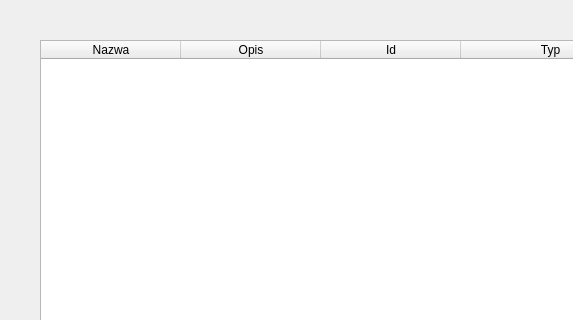
Above: mainwindow.ui from KFugler/ProjektPk4 before the change; both pictures show x 0 to 573 and y 0 to 320 of the 809 by 606 pixel window. Below: the same form after it.
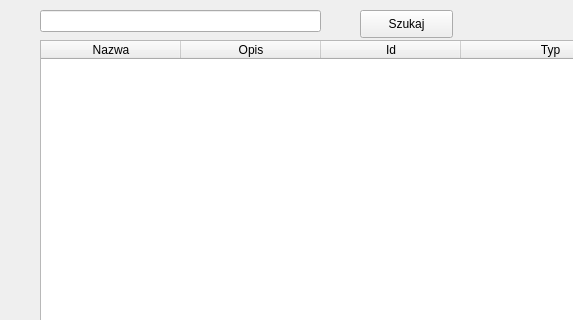
That is the form after the change.

Commit message: add search url

Patch:
```diff
--- a/mainwindow.ui
+++ b/mainwindow.ui
@@ -133,6 +133,29 @@
      </item>
     </layout>
    </widget>
+   <widget class="QLineEdit" name="lineEdit">
+    <property name="geometry">
+     <rect>
+      <x>40</x>
+      <y>10</y>
+      <width>281</width>
+      <height>22</height>
+     </rect>
+    </property>
+   </widget>
+   <widget class="QPushButton" name="pushButton">
+    <property name="geometry">
+     <rect>
+      <x>360</x>
+      <y>10</y>
+      <width>93</width>
+      <height>28</height>
+     </rect>
+    </property>
+    <property name="text">
+     <string>Szukaj</string>
+    </property>
+   </widget>
   </widget>
  </widget>
  <resources/>
```
The commit also changes 2 other files.
